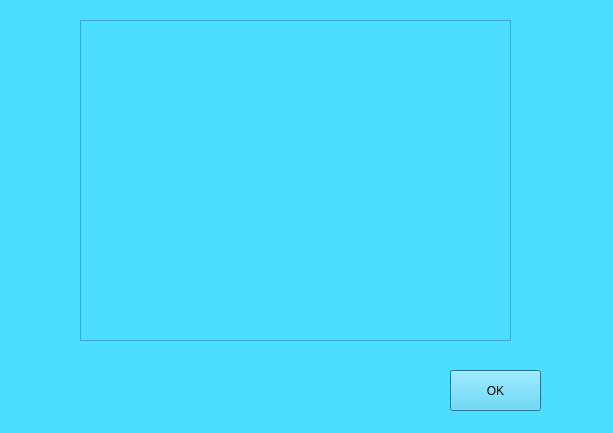
First picture: the form in Paxel/InterestSelect.ui, repository ClownKingWalrus/PAXEL, before the edit.
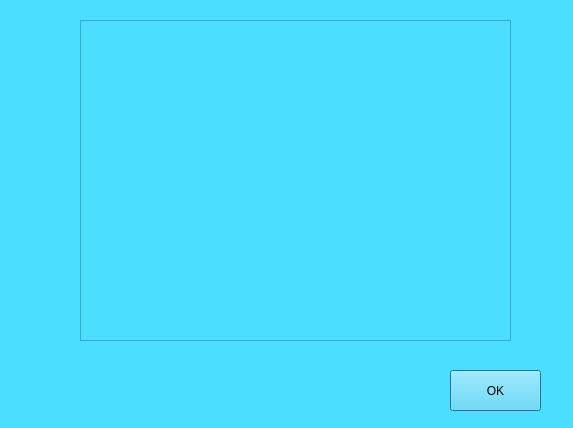
Second picture: the form after the edit.

The edit to the form file:
```diff
--- a/Paxel/InterestSelect.ui
+++ b/Paxel/InterestSelect.ui
@@ -6,8 +6,8 @@
    <rect>
     <x>0</x>
     <y>0</y>
-    <width>613</width>
-    <height>433</height>
+    <width>573</width>
+    <height>428</height>
    </rect>
   </property>
   <property name="windowTitle">
```
